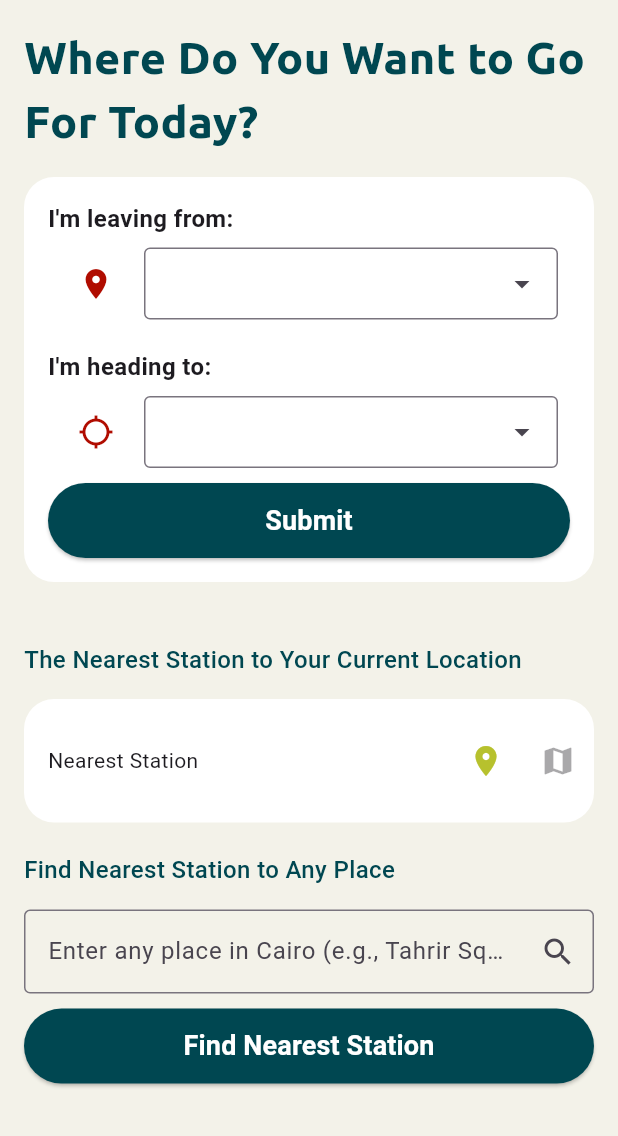
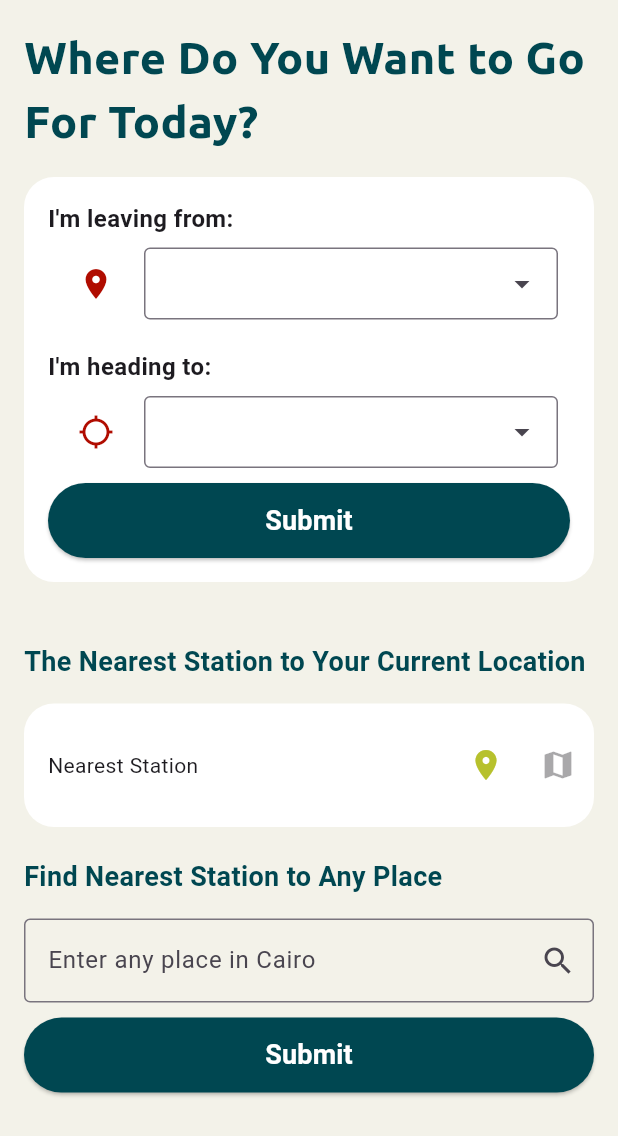
Before and after one commit to KarolHany/metro_app, a Flutter app: the screen it shows after launch, after a tap on "Get Started", on a phone screen of 412 x 824 dp. Shown: the top 1136 px of the screen. Run offline on Flutter 3.47's test engine with Material 3 defaults, Android fonts, the light colour scheme and no system bars; drawn by our look-alikes of dropdown_search; our stand-ins replace bloc, device_preview, equatable, flutter_bloc, geocoding, geolocator.

Commit message:
the same station

```diff
--- a/lib/core/constants/drop_down_items.dart
+++ b/lib/core/constants/drop_down_items.dart
@@ -17,7 +17,6 @@ final List<String> items = const [
   'El-Malek El-Saleh',
   'Al-Sayeda Zeinab',
   'Saad Zaghloul',
-  'Sadat',
   'Nasser',
   'Orabi',
   'Al-Shohadaa',
--- a/lib/core/helpers/assets.dart
+++ b/lib/core/helpers/assets.dart
@@ -1,4 +1,5 @@
 class AssetsData {
   static const logo = 'assets/images/logo.jpg';
   static const onboarding = 'assets/images/onboarding.jpg';
+  static const onboardingImage = 'assets/images/image.png';
 }
--- a/lib/features/home/presentation/views/widgets/drop_down_container_child.dart
+++ b/lib/features/home/presentation/views/widgets/drop_down_container_child.dart
@@ -69,6 +69,13 @@ class _DropDownContainerChildState extends State<DropDownContainerChild> {
                   const SnackBar(content: Text('Please select both stations')),
                 );
                 return;
+              } else if (fromStation == toStation) {
+                ScaffoldMessenger.of(context).showSnackBar(
+                  const SnackBar(
+                    content: Text('Please select the different stations'),
+                  ),
+                );
+                return;
               }
               context.read<InfoCubit>().getPathOfTrip(fromStation, toStation);
               Navigator.push(
--- a/lib/features/home/presentation/views/widgets/home_view_body.dart
+++ b/lib/features/home/presentation/views/widgets/home_view_body.dart
@@ -42,7 +42,7 @@ class HomeViewBody extends StatelessWidget {
                 const SizedBox(height: 40),
                 Text(
                   'The Nearest Station to Your Current Location',
-                  style: Styles.textStyle16.copyWith(color: magentaColor),
+                  style: Styles.textStyle18.copyWith(color: magentaColor),
                 ),
                 const SizedBox(height: 15),
                 BlocBuilder<HomeCubit, HomeState>(
@@ -105,14 +105,14 @@ class HomeViewBody extends StatelessWidget {
                 const SizedBox(height: 20),
                 Text(
                   'Find Nearest Station to Any Place',
-                  style: Styles.textStyle16.copyWith(color: magentaColor),
+                  style: Styles.textStyle18.copyWith(color: magentaColor),
                 ),
                 const SizedBox(height: 15),
                 TextField(
                   controller: placeController,
                   decoration: const InputDecoration(
                     border: OutlineInputBorder(),
-                    hintText: 'Enter any place in Cairo (e.g., Tahrir Square)',
+                    hintText: 'Enter any place in Cairo',
                     suffixIcon: Icon(Icons.search),
                   ),
                 ),
@@ -120,7 +120,7 @@ class HomeViewBody extends StatelessWidget {
                 BlocBuilder<HomeCubit, HomeState>(
                   builder: (context, state) {
                     return CustomButtom(
-                      text: 'Find Nearest Station',
+                      text: 'Submit',
                       onPressed: () {
                         if (placeController.text.isEmpty) {
                           ScaffoldMessenger.of(context).showSnackBar(
--- a/lib/features/onboarding/presentation/views/onboarding_view.dart
+++ b/lib/features/onboarding/presentation/views/onboarding_view.dart
@@ -1,4 +1,5 @@
 import 'package:flutter/material.dart';
+import 'package:metro_app/core/constants/app_constants.dart';
 import 'package:metro_app/features/onboarding/presentation/views/widgets/onboarding_view_body.dart';
 
 class OnBoardingView extends StatelessWidget {
@@ -6,6 +7,8 @@ class OnBoardingView extends StatelessWidget {
 
   @override
   Widget build(BuildContext context) {
-    return const Scaffold(body: OnBoardingViewBody());
+    return const Scaffold(
+      backgroundColor: wightColor,
+      body: OnBoardingViewBody());
   }
 }
--- a/lib/features/onboarding/presentation/views/widgets/onboarding_view_body.dart
+++ b/lib/features/onboarding/presentation/views/widgets/onboarding_view_body.dart
@@ -14,7 +14,7 @@ class OnBoardingViewBody extends StatelessWidget {
       child: Column(
         children: [
           SizedBox(height: 40),
-          Expanded(child: Image.asset(AssetsData.onboarding)),
+          Expanded(child: Image.asset(AssetsData.onboardingImage)),
           SizedBox(height: 40),
           Text(
             'Welcome to Metro Booking',
```
Also changed, not shown: assets/images/image.png (added).
